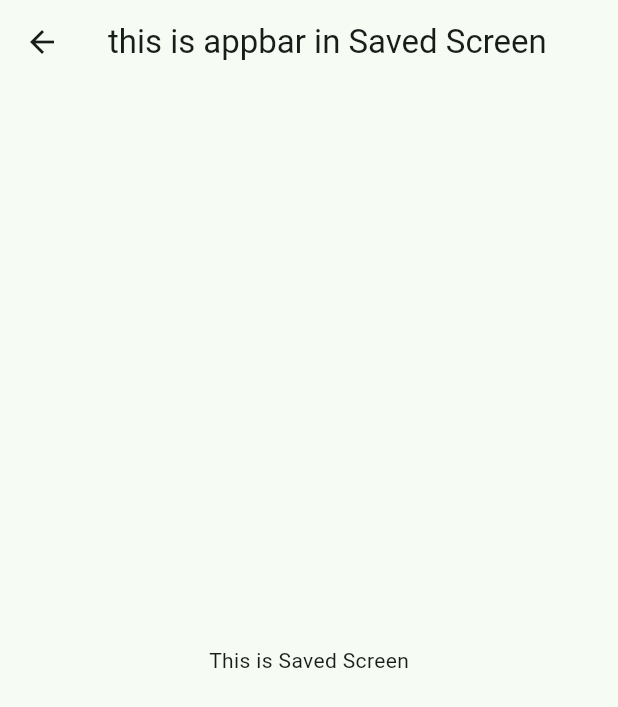
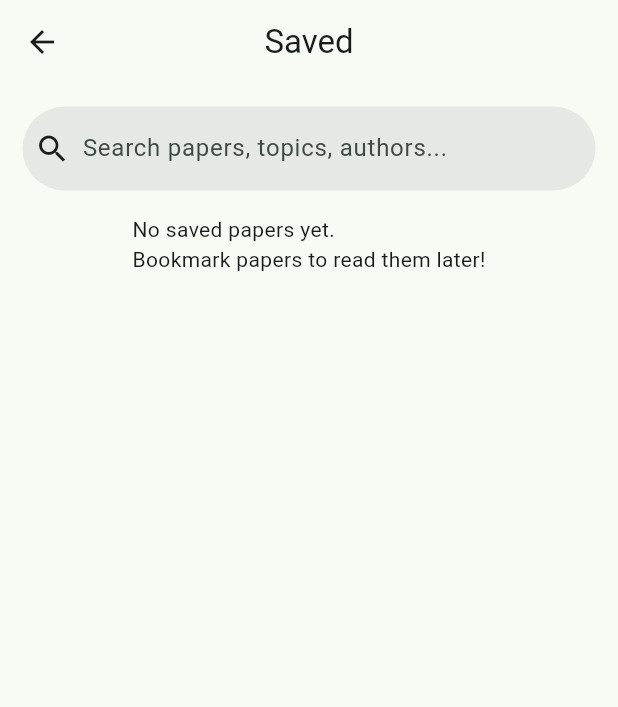
Before and after one commit to rahmisyaf/litera-app, a Flutter app: the SavedScreen screen opened directly, on a phone screen of 412 x 824 dp. Shown: the top 707 px of the screen. Run offline on Flutter 3.47's test engine with Material 3 defaults, Android fonts, the phone set to English and light mode, and no system bars; our stand-ins replace flutter_native_splash; statements that could not run were skipped.

Commit message:
add saved screen data skeleton

```diff
--- a/lib/data/topics_data.dart
+++ b/lib/data/topics_data.dart
@@ -0,0 +1,15 @@
+final List<String> topics = [
+    'For You (Personalized)',
+    'Artificial Intelligence',
+    'Human-Computer Interaction',
+    'Software Engineering',
+    'Data Science',
+    'Information Systems',
+    'Computer Networks',
+    'Cognitive Psychology',
+    'Social Psychology',
+    'Educational Psychology',
+    'Economics',
+    'Medicine',
+    'Environmental Science',
+  ];
--- a/lib/screens/home_screen.dart
+++ b/lib/screens/home_screen.dart
@@ -92,8 +92,8 @@
                     abstractText: paper["abstract"],
                     citations: paper["citations"],
                     topics: List<String>.from(paper["topics"]),
-                                                  )
-                            ),
+                    )
+            ),
           ],
         ),
       )
--- a/lib/screens/saved_screen.dart
+++ b/lib/screens/saved_screen.dart
@@ -1,4 +1,6 @@
 import 'package:flutter/material.dart';
+import 'package:litera/widgets/paper_card.dart';
+import 'package:litera/data/papers_data.dart';
 
 class SavedScreen extends StatefulWidget{
   const SavedScreen({super.key});
@@ -10,13 +12,45 @@
 class _SavedScreenState extends State<SavedScreen> {
   @override
   Widget build(BuildContext context) {
+
+    final savedPapers = papersData.where((p) =>
+      p["isBookmarked"] == true).toList();
+
     return Scaffold(
       appBar: AppBar(
-        title: const Text('this is appbar in Saved Screen'),
+        centerTitle: true,
+        title: const Text('Saved'),
       ),
-      body: const Center(
-        child: Text('This is Saved Screen'),
-      ),
+      body: SingleChildScrollView(
+        padding: const EdgeInsets.all(15.0),
+        child: Column(
+          crossAxisAlignment: CrossAxisAlignment.stretch,
+          spacing: 16,
+          children: [
+            SearchBar(
+              leading: const Icon(Icons.search),
+              hintText: "Search papers, topics, authors...",
+              elevation: const WidgetStatePropertyAll(0),
+              onChanged: (text){
+                print("user typed: $text");
+              },
+            ),
+            if (savedPapers.isEmpty)
+            const Center(child: Text("No saved papers yet.\nBookmark papers to read them later!"),)
+
+            else
+            ...savedPapers.map((paper) => PaperCard(
+                    title: paper["title"],
+                    authors: paper["authors"],
+                    year: paper["year"],
+                    abstractText: paper["abstract"],
+                    citations: paper["citations"],
+                    topics: List<String>.from(paper["topics"]),
+                    )
+            ),
+          ],
+        ),
+      )
 
     );
   }
--- a/lib/widgets/paper_card.dart
+++ b/lib/widgets/paper_card.dart
@@ -50,7 +50,7 @@
                       IconButton(
                         onPressed: (){
                           setState(() {
-                            // isBookmarked = !isBookmarked;
+                            isBookmarked = !isBookmarked;
                           });
                         },
                         icon: Icon(Icons.bookmark)
```
